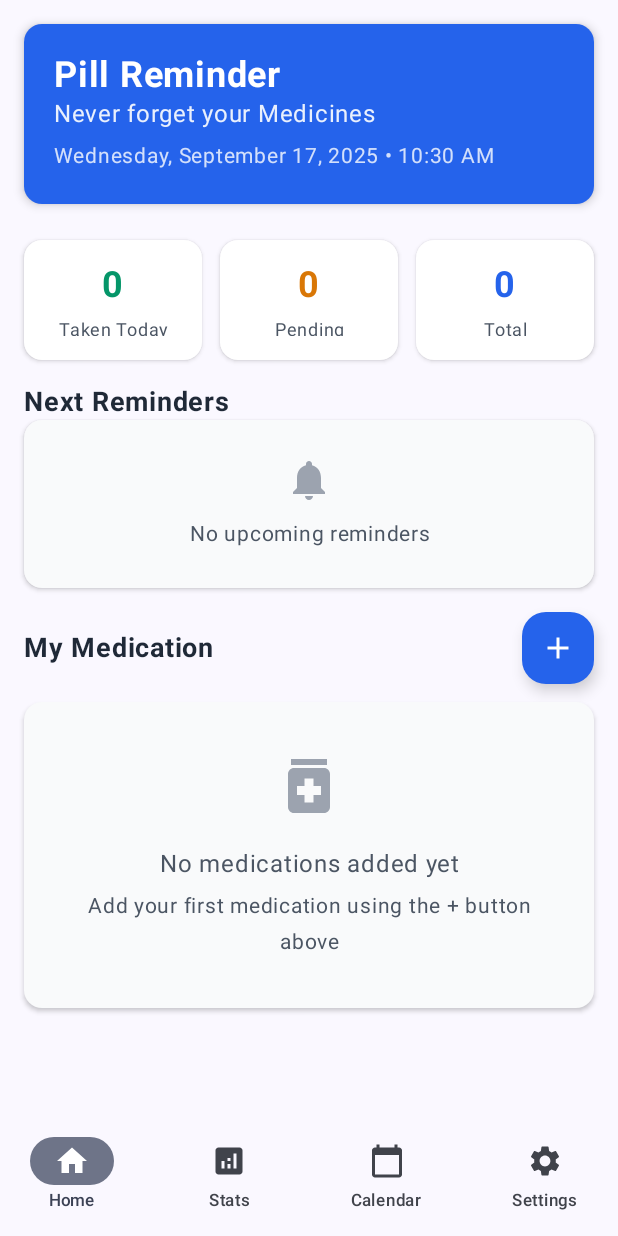
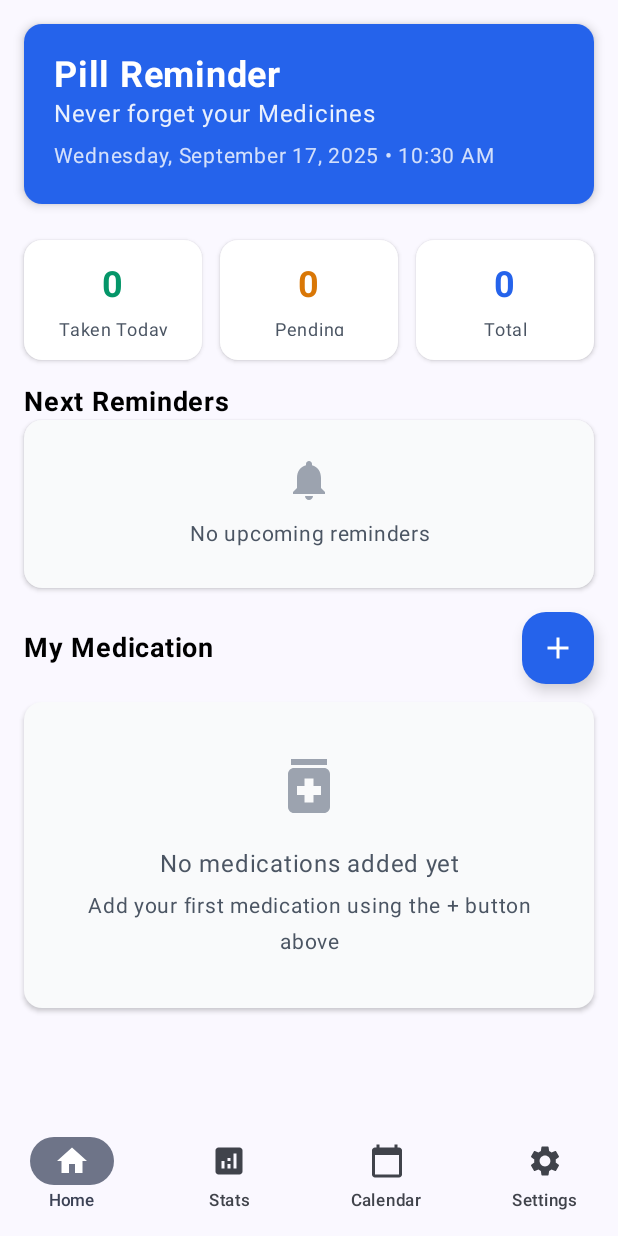
Before and after one commit to wahidsuman/Pill-, an Android app built with Jetpack Compose: the screen it shows after launch (MainActivity), on a phone screen of 412 x 824 dp. Run offline under Robolectric (Android 15) with nearby library versions, the phone set to English and light mode, and no system bars; our stand-ins replace Dagger/Hilt's generated code, Room's generated code.

Commit message:
Fix app crash when adding medicine and improve text contrast
- Fix AddPillModal to provide proper dosage value (1 tablet default)
- Add error handling to PillViewModel.addPill() with try-catch
- Improve text contrast for 'Next Reminders' and 'My Medication' headings
- Change heading colors from Gray800 to Color.Black for better visibility
- Add logging for debugging pill addition process

```diff
--- a/app/src/main/java/com/pilltracker/app/ui/components/AddPillModal.kt
+++ b/app/src/main/java/com/pilltracker/app/ui/components/AddPillModal.kt
@@ -394,7 +394,7 @@ fun AddPillModal(
                                     val pill = Pill(
                                         id = editPill?.id ?: 0,
                                         name = name,
-                                        dosage = "", // No longer used
+                                        dosage = "1 tablet", // Default dosage
                                         times = validTimes,
                                         color = if (useImage) "" else color,
                                         imagePath = if (useImage) imagePath else "",
--- a/app/src/main/java/com/pilltracker/app/ui/screens/HomeScreen.kt
+++ b/app/src/main/java/com/pilltracker/app/ui/screens/HomeScreen.kt
@@ -193,7 +193,7 @@ fun NextRemindersSection(
                 text = "Next Reminders",
                 fontSize = 18.sp,
                 fontWeight = FontWeight.Bold,
-                color = Gray800
+                color = Color.Black
             )
             if (pills.filter { !it.taken }.size > 3) {
                 TextButton(onClick = { /* Navigate to see all reminders */ }) {
@@ -289,7 +289,7 @@ fun MyMedicationSection(
                 text = "My Medication",
                 fontSize = 18.sp,
                 fontWeight = FontWeight.Bold,
-                color = Gray800
+                color = Color.Black
             )
 
             FloatingActionButton(
```
Also changed, not shown: app/src/main/java/com/pilltracker/app/ui/viewmodel/PillViewModel.kt (+9 -4 lines).
